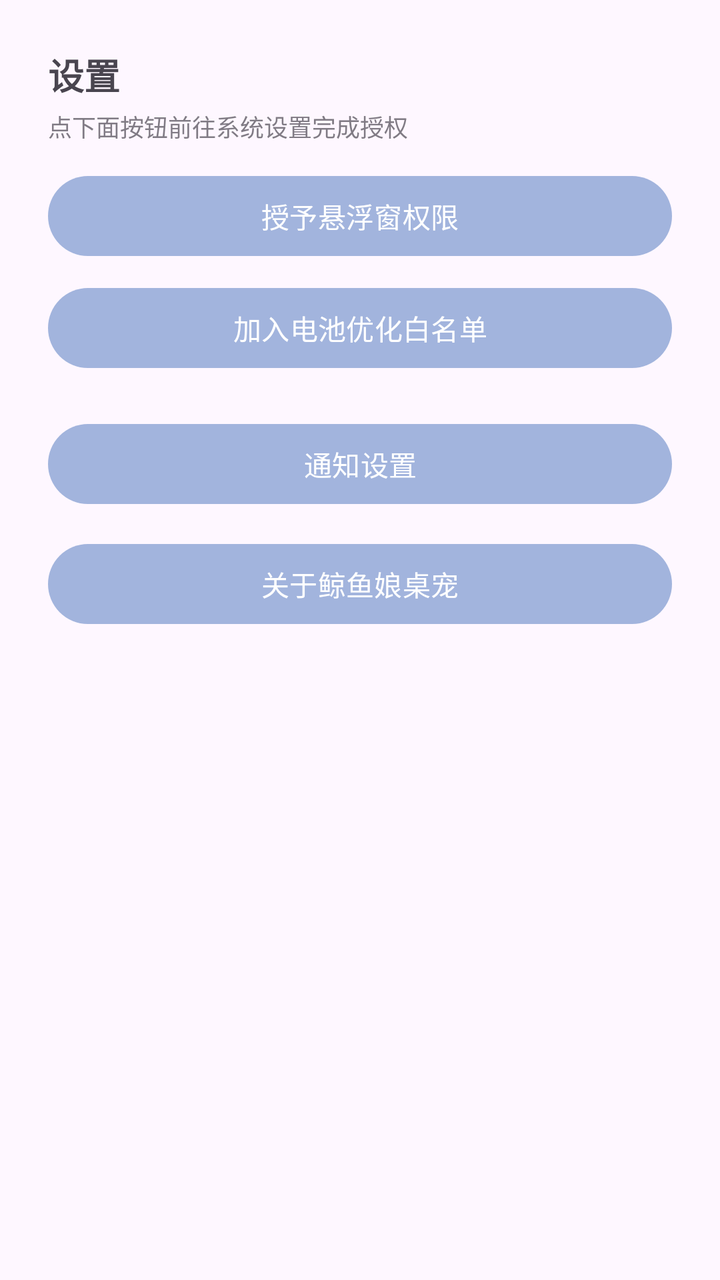
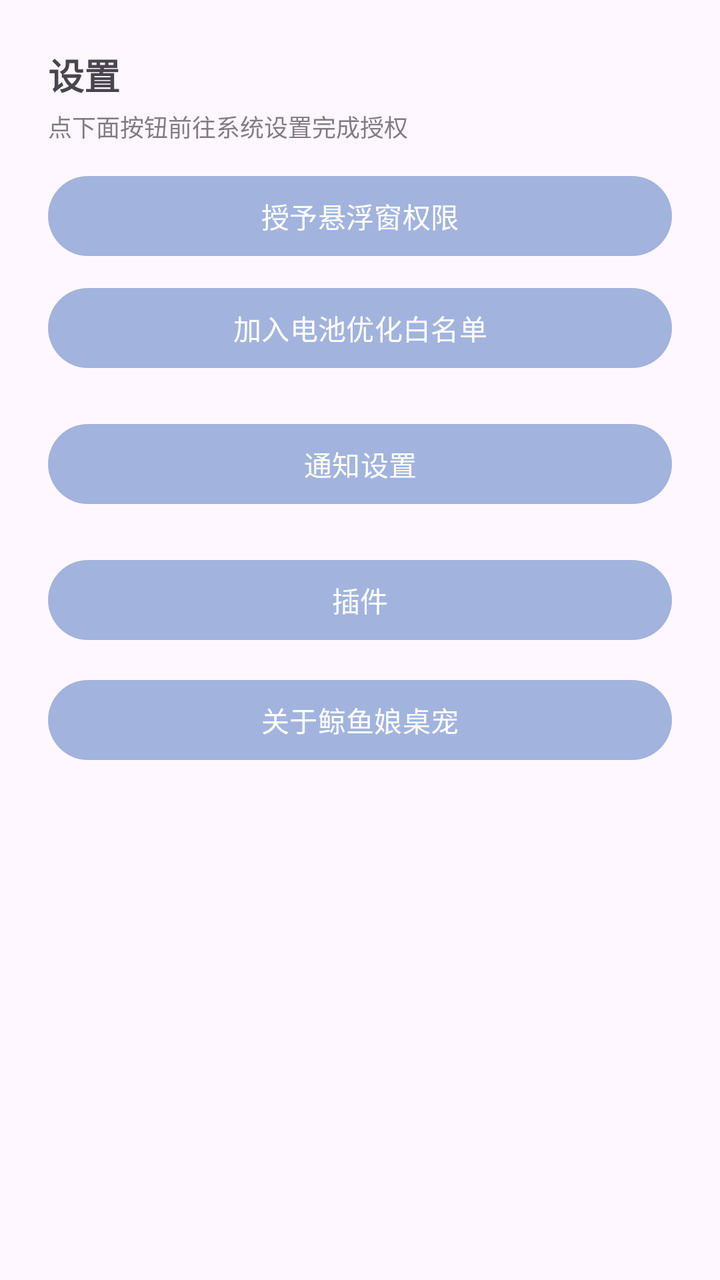

Compare the two renders of this Android layout. The source of the first and the diff that turns it into the second are given below.
<!-- AndroidManifest.xml: application theme Theme.WhalePet -->
<!-- res/layout/page_settings.xml -->
<?xml version="1.0" encoding="utf-8"?>
<ScrollView xmlns:android="http://schemas.android.com/apk/res/android"
    android:layout_width="match_parent"
    android:layout_height="match_parent"
    android:fillViewport="true">

    <LinearLayout
        android:layout_width="match_parent"
        android:layout_height="wrap_content"
        android:orientation="vertical"
        android:padding="24dp">

        <TextView
            android:layout_width="wrap_content"
            android:layout_height="wrap_content"
            android:text="@string/settings_title"
            android:textSize="18sp"
            android:textStyle="bold" />

        <TextView
            android:layout_width="match_parent"
            android:layout_height="wrap_content"
            android:layout_marginTop="4dp"
            android:alpha="0.7"
            android:text="@string/settings_perm_hint"
            android:textSize="12sp" />

        
        <Button
            android:id="@+id/btn_overlay"
            android:layout_width="match_parent"
            android:layout_height="wrap_content"
            android:layout_marginTop="12dp"
            android:text="@string/grant_overlay" />

        
        <Button
            android:id="@+id/btn_battery"
            android:layout_width="match_parent"
            android:layout_height="wrap_content"
            android:layout_marginTop="8dp"
            android:text="@string/battery_whitelist" />

        
        <Button
            android:id="@+id/btn_notif_settings"
            android:layout_width="match_parent"
            android:layout_height="wrap_content"
            android:layout_marginTop="20dp"
            android:text="@string/notif_settings" />

        
        <Button
            android:id="@+id/btn_plugins"
            android:layout_width="match_parent"
            android:layout_height="wrap_content"
            android:layout_marginTop="20dp"
            android:text="@string/plugins_entry"
            android:visibility="gone" />

        
        <Button
            android:id="@+id/btn_about"
            android:layout_width="match_parent"
            android:layout_height="wrap_content"
            android:layout_marginTop="12dp"
            android:text="@string/about_entry" />
    </LinearLayout>
</ScrollView>
<!-- resources referenced by this layout -->
<resources>
  <string name="about_entry">关于鲸鱼娘桌宠</string>
  <string name="battery_whitelist">加入电池优化白名单</string>
  <string name="grant_overlay">授予悬浮窗权限</string>
  <string name="notif_settings">通知设置</string>
  <string name="plugins_entry">插件</string>
  <string name="settings_perm_hint">点下面按钮前往系统设置完成授权</string>
  <string name="settings_title">设置</string>
  <style name="Theme.WhalePet" parent="Theme.Material3.DayNight.NoActionBar">
          
          <item name="colorPrimary">#A2B4DD</item>
          <item name="colorOnPrimary">#FFFFFF</item>
          <item name="colorPrimaryContainer">#D6DEF2</item>
          <item name="colorOnPrimaryContainer">#22315E</item>
          <item name="android:statusBarColor">@android:color/transparent</item>
      </style>
</resources>

<!-- the commit's change to res/layout/page_settings.xml (unified diff, before → after) -->
@@ -55,8 +55,7 @@
             android:layout_width="match_parent"
             android:layout_height="wrap_content"
             android:layout_marginTop="20dp"
-            android:text="@string/plugins_entry"
-            android:visibility="gone" />
+            android:text="@string/plugins_entry" />
 
         
         <Button
